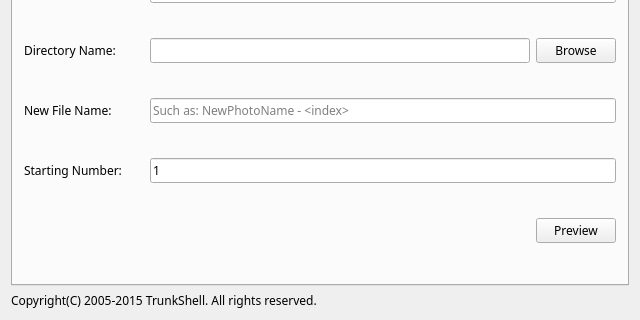
The window that mainwindow.ui (hzxie/FileRenameUtility) describes before a commit, drawn with Qt 5; both pictures show x 0 to 640 and y 160 to 480 of the 640 by 480 pixel window.
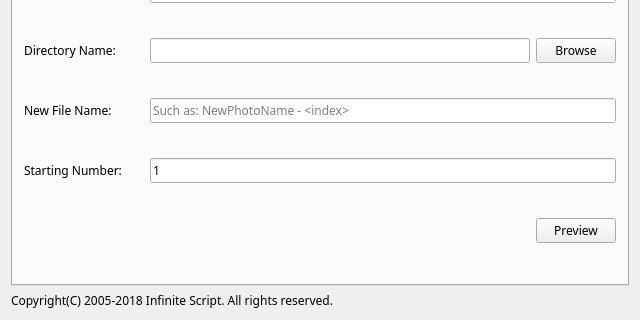
The same window after the commit. Icons and pictures are not drawn.

Commit message: Improve user experience.

The edit to the form file:
```diff
--- a/mainwindow.ui
+++ b/mainwindow.ui
@@ -305,7 +305,7 @@
     <item>
      <widget class="QLabel" name="labelCopyright">
       <property name="text">
-       <string>Copyright(C) 2005-2015 TrunkShell. All rights reserved.</string>
+       <string>Copyright(C) 2005-2018 Infinite Script. All rights reserved.</string>
       </property>
      </widget>
     </item>
```
Left out of the diff: 2 changed lines with no effect on the pictures. The commit also changes 2 other files.
